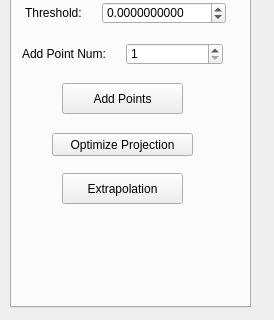
Qt form point-cloud-2015/UI/upsampling_para.ui (sunwaylive/Point-Cloud-Processing-2015) before a commit; both pictures show x 0 to 274 and y 183 to 503 of the 274 by 503 pixel window.
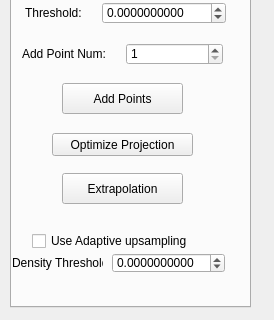
The same form after that commit.

Commit message: finished adaptive upsampling

```diff
--- a/point-cloud-2015/UI/upsampling_para.ui
+++ b/point-cloud-2015/UI/upsampling_para.ui
@@ -263,6 +263,54 @@
       <string>Extrapolation</string>
      </property>
     </widget>
+    <widget class="QCheckBox" name="use_adaptive_upsampling">
+     <property name="geometry">
+      <rect>
+       <x>20</x>
+       <y>380</y>
+       <width>161</width>
+       <height>16</height>
+      </rect>
+     </property>
+     <property name="text">
+      <string>Use Adaptive upsampling</string>
+     </property>
+    </widget>
+    <widget class="QDoubleSpinBox" name="density_threshold">
+     <property name="geometry">
+      <rect>
+       <x>100</x>
+       <y>400</y>
+       <width>113</width>
+       <height>20</height>
+      </rect>
+     </property>
+     <property name="decimals">
+      <number>10</number>
+     </property>
+     <property name="minimum">
+      <double>-0.999999000000000</double>
+     </property>
+     <property name="maximum">
+      <double>1000.000000000000000</double>
+     </property>
+     <property name="singleStep">
+      <double>0.001000000000000</double>
+     </property>
+    </widget>
+    <widget class="QLabel" name="label_9">
+     <property name="geometry">
+      <rect>
+       <x>0</x>
+       <y>400</y>
+       <width>91</width>
+       <height>20</height>
+      </rect>
+     </property>
+     <property name="text">
+      <string>Density Threshold:</string>
+     </property>
+    </widget>
    </widget>
    <widget class="QWidget" name="tab_2">
     <attribute name="title">
```
The commit also changes 8 other files.
